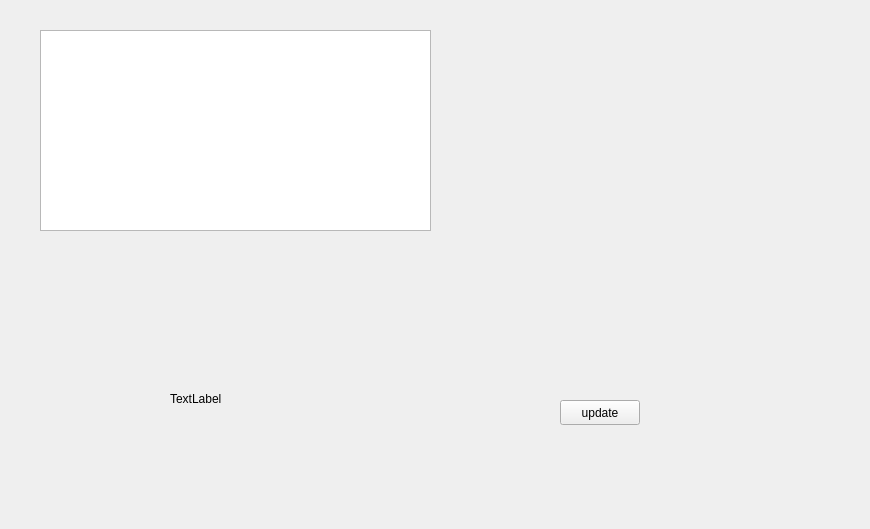
Above: Otdel_kadrov_Seidaliev/soft/otdel/formtable.ui from AmetDev/qt_creator_edu_repos before the change. Below: the same form after it.
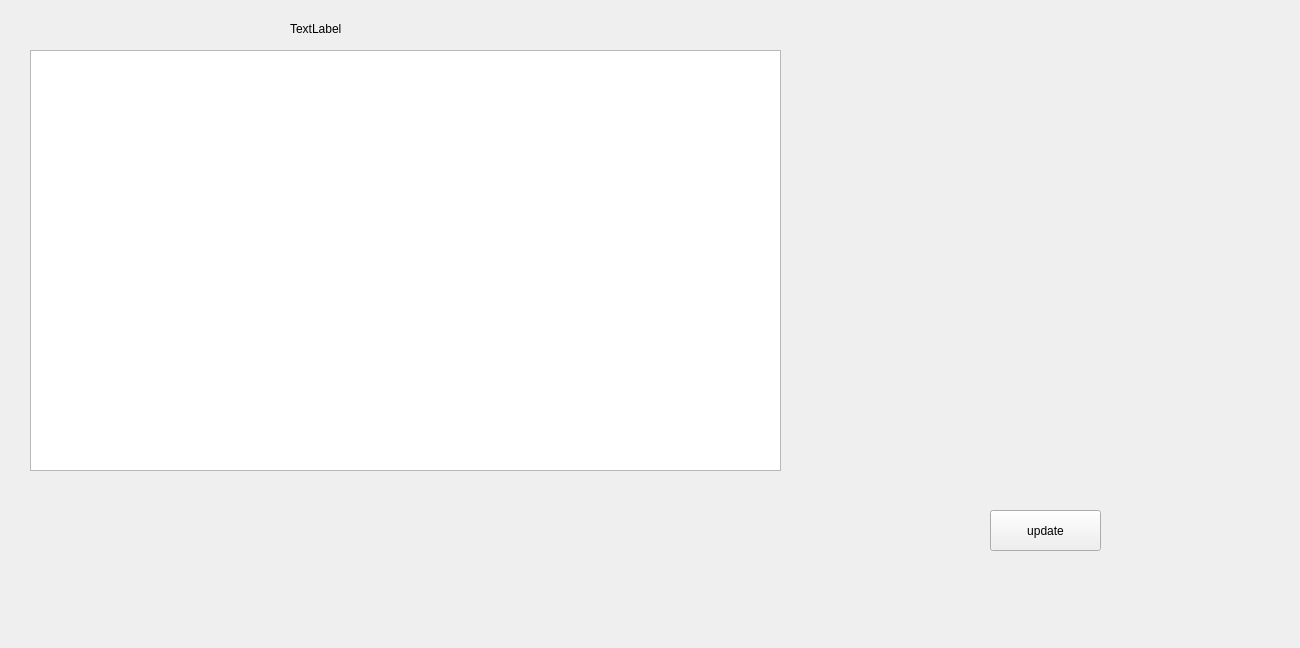
That is the form after the change.

Diff of the .ui file:
```diff
--- a/Otdel_kadrov_Seidaliev/soft/otdel/formtable.ui
+++ b/Otdel_kadrov_Seidaliev/soft/otdel/formtable.ui
@@ -6,8 +6,8 @@
    <rect>
     <x>0</x>
     <y>0</y>
-    <width>870</width>
-    <height>529</height>
+    <width>1300</width>
+    <height>648</height>
    </rect>
   </property>
   <property name="windowTitle">
@@ -16,18 +16,18 @@
   <widget class="QTableView" name="tableView">
    <property name="geometry">
     <rect>
-     <x>40</x>
-     <y>30</y>
-     <width>391</width>
-     <height>201</height>
+     <x>30</x>
+     <y>50</y>
+     <width>751</width>
+     <height>421</height>
     </rect>
    </property>
   </widget>
   <widget class="QWidget" name="verticalLayoutWidget">
    <property name="geometry">
     <rect>
-     <x>450</x>
-     <y>20</y>
+     <x>830</x>
+     <y>40</y>
      <width>191</width>
      <height>341</height>
     </rect>
@@ -37,8 +37,8 @@
   <widget class="QWidget" name="verticalLayoutWidget_2">
    <property name="geometry">
     <rect>
-     <x>660</x>
-     <y>10</y>
+     <x>1070</x>
+     <y>20</y>
      <width>201</width>
      <height>381</height>
     </rect>
@@ -48,8 +48,8 @@
   <widget class="QWidget" name="verticalLayoutWidget_3">
    <property name="geometry">
     <rect>
-     <x>120</x>
-     <y>260</y>
+     <x>300</x>
+     <y>500</y>
      <width>241</width>
      <height>91</height>
     </rect>
@@ -59,8 +59,8 @@
   <widget class="QLabel" name="labelTable">
    <property name="geometry">
     <rect>
-     <x>170</x>
-     <y>390</y>
+     <x>290</x>
+     <y>20</y>
      <width>151</width>
      <height>17</height>
     </rect>
@@ -72,10 +72,10 @@
   <widget class="QPushButton" name="pushUpdate">
    <property name="geometry">
     <rect>
-     <x>560</x>
-     <y>400</y>
-     <width>80</width>
-     <height>25</height>
+     <x>990</x>
+     <y>510</y>
+     <width>111</width>
+     <height>41</height>
     </rect>
    </property>
    <property name="text">
```
